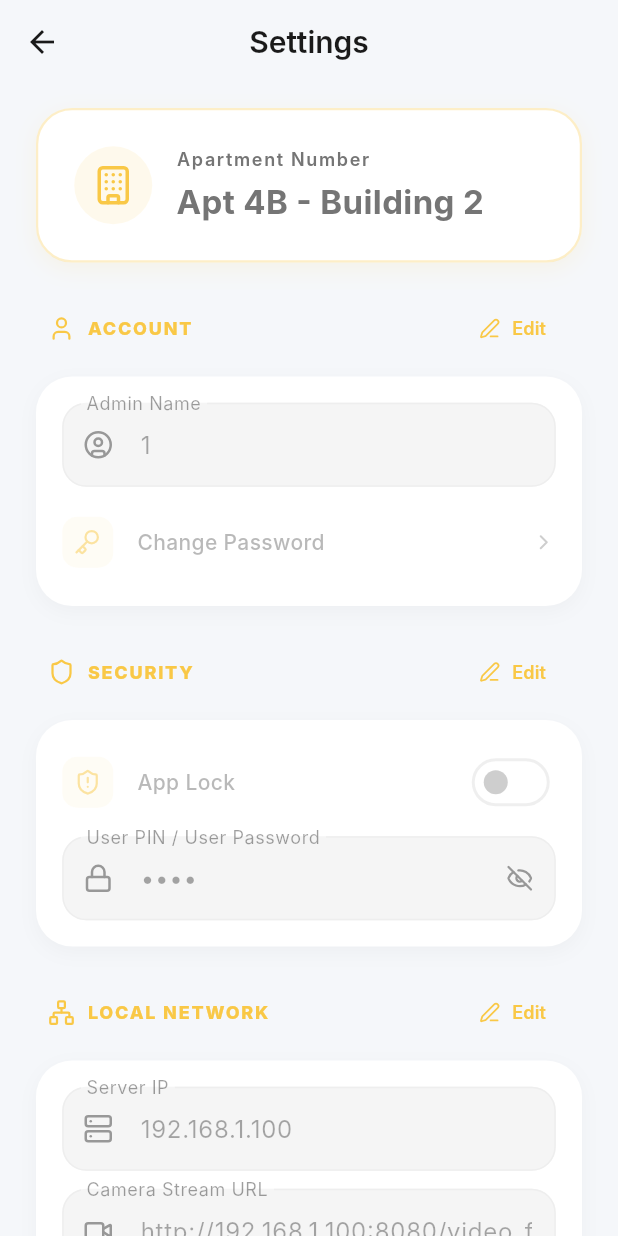
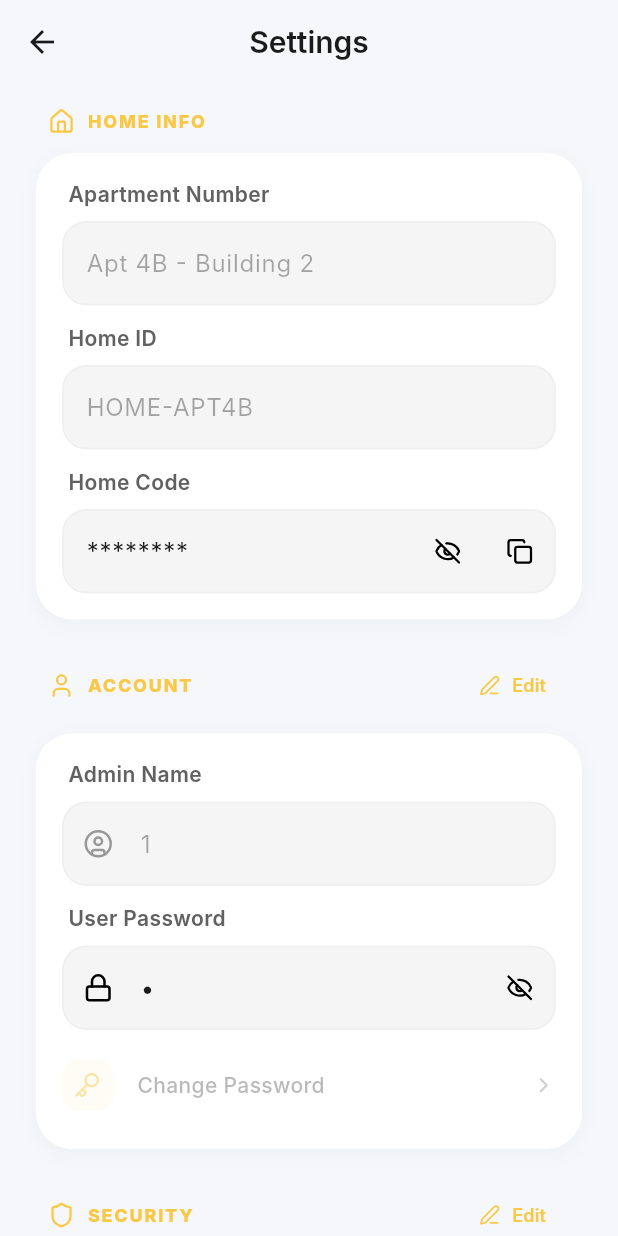
Before and after one commit to AbdellahGitApps/SmartHomeRepo, a Flutter app: the ProfileScreen screen opened directly, on a phone screen of 412 x 824 dp. Run offline on Flutter 3.47's test engine with Material 3 defaults, Android fonts, the phone set to English and light mode, and no system bars; our stand-ins replace lucide_icons, permission_handler; Roboto replaces fonts that are missing (Inter).

Commit message:
Update Flutter settings page and remove network fields
تحديث صفحة الإعدادات وإزالة حقول الشبكة من التطبيق

```diff
--- a/smart_home_app/lib/screens/profile_screen.dart
+++ b/smart_home_app/lib/screens/profile_screen.dart
@@ -14,19 +14,20 @@ class ProfileScreen extends StatefulWidget {
 
 class _ProfileScreenState extends State<ProfileScreen> {
   final _nameController = TextEditingController();
-  final _serverIpController = TextEditingController();
-  final _cameraUrlController = TextEditingController();
+  final _pinController = TextEditingController();
+  final _passwordController = TextEditingController(text: '1');
+  final _aptController = TextEditingController(text: 'Apt 4B - Building 2');
+  final _homeIdController = TextEditingController(text: 'HOME-APT4B');
   final _homeCodeController = TextEditingController();
-  final _pinController = TextEditingController();
 
+  bool _obscurePin = true;
+  bool _obscurePassword = true;
   bool _obscureHomeCode = true;
-  bool _obscurePin = true;
-  bool _isTestingConnection = false;
+  String _actualHomeCode = "";
 
   // Edit states for sections
   bool _editAccount = false;
   bool _editSecurity = false;
-  bool _editNetwork = false;
 
   @override
   void initState() {
@@ -37,50 +38,29 @@ class _ProfileScreenState extends State<ProfileScreen> {
 
   void _initializeControllers(AppStateProvider appState) {
     _nameController.text = appState.userName;
-    _serverIpController.text = appState.serverIp;
-    _cameraUrlController.text = appState.cameraUrl;
-    _homeCodeController.text = appState.homeCode;
     _pinController.text = appState.userPin;
+    _actualHomeCode = appState.homeCode;
+    _homeCodeController.text = _obscureHomeCode ? '********' : _actualHomeCode;
   }
 
   @override
   void dispose() {
     _nameController.dispose();
-    _serverIpController.dispose();
-    _cameraUrlController.dispose();
+    _pinController.dispose();
+    _passwordController.dispose();
+    _aptController.dispose();
+    _homeIdController.dispose();
     _homeCodeController.dispose();
-    _pinController.dispose();
     super.dispose();
-  }
-
-  Future<void> _testConnection(AppLocalizations l10n) async {
-    setState(() => _isTestingConnection = true);
-    await Future.delayed(const Duration(seconds: 2));
-    if (mounted) {
-      setState(() => _isTestingConnection = false);
-      ScaffoldMessenger.of(context).showSnackBar(
-        SnackBar(
-          content: Text(l10n.connectionSuccess),
-          backgroundColor: Colors.green,
-          behavior: SnackBarBehavior.floating,
-        ),
-      );
-    }
   }
 
   void _saveSettings(AppStateProvider appState, AppLocalizations l10n) {
     appState.updateName(_nameController.text);
-    appState.updateNetworkSettings(
-      serverIp: _serverIpController.text,
-      cameraUrl: _cameraUrlController.text,
-      homeCode: _homeCodeController.text,
-    );
     appState.updateSecuritySettings(pin: _pinController.text);
 
     setState(() {
       _editAccount = false;
       _editSecurity = false;
-      _editNetwork = false;
     });
 
     ScaffoldMessenger.of(context).showSnackBar(
@@ -99,7 +79,6 @@ class _ProfileScreenState extends State<ProfileScreen> {
     setState(() {
       _editAccount = false;
       _editSecurity = false;
-      _editNetwork = false;
     });
 
     ScaffoldMessenger.of(context).showSnackBar(
@@ -107,6 +86,152 @@ class _ProfileScreenState extends State<ProfileScreen> {
         content: Text(l10n.resetDefaults),
         behavior: SnackBarBehavior.floating,
       ),
+    );
+  }
+
+  void _showChangePasswordDialog(bool isDark, AppLocalizations l10n) {
+    showDialog(
+      context: context,
+      builder: (context) {
+        return AlertDialog(
+          backgroundColor: isDark ? const Color(0xFF1E293B) : Colors.white,
+          shape: RoundedRectangleBorder(borderRadius: BorderRadius.circular(20)),
+          title: Text(
+            l10n.changePassword,
+            style: TextStyle(
+              fontWeight: FontWeight.bold,
+              color: isDark ? Colors.white : Colors.black,
+            ),
+          ),
+          content: Column(
+            mainAxisSize: MainAxisSize.min,
+            children: [
+              TextField(
+                obscureText: true,
+                decoration: InputDecoration(
+                  labelText: "Current Password",
+                  border: OutlineInputBorder(borderRadius: BorderRadius.circular(12)),
+                  filled: true,
+                  fillColor: isDark ? const Color(0xFF0F172A) : Colors.grey.shade50,
+                ),
+              ),
+              const SizedBox(height: 16),
+              TextField(
+                obscureText: true,
+                decoration: InputDecoration(
+                  labelText: "New Password",
+                  border: OutlineInputBorder(borderRadius: BorderRadius.circular(12)),
+                  filled: true,
+                  fillColor: isDark ? const Color(0xFF0F172A) : Colors.grey.shade50,
+                ),
+              ),
+              const SizedBox(height: 16),
+              TextField(
+                obscureText: true,
+                decoration: InputDecoration(
+                  labelText: "Confirm Password",
+                  border: OutlineInputBorder(borderRadius: BorderRadius.circular(12)),
+                  filled: true,
+                  fillColor: isDark ? const Color(0xFF0F172A) : Colors.grey.shade50,
+                ),
+              ),
+            ],
+          ),
+          actions: [
+            TextButton(
+              onPressed: () => Navigator.pop(context),
+              child: const Text("Cancel"),
+            ),
+            ElevatedButton(
+              onPressed: () {
+                Navigator.pop(context);
+                ScaffoldMessenger.of(context).showSnackBar(
+                  const SnackBar(content: Text('Password updated successfully')),
+                );
+              },
+              style: ElevatedButton.styleFrom(
+                backgroundColor: Theme.of(context).primaryColor,
+                foregroundColor: Colors.white,
+                shape: RoundedRectangleBorder(borderRadius: BorderRadius.circular(12)),
+              ),
+              child: const Text("Save"),
+            ),
+          ],
+        );
+      },
+    );
+  }
+
+  void _showChangePinDialog(bool isDark, AppLocalizations l10n) {
+    showDialog(
+      context: context,
+      builder: (context) {
+        return AlertDialog(
+          backgroundColor: isDark ? const Color(0xFF1E293B) : Colors.white,
+          shape: RoundedRectangleBorder(borderRadius: BorderRadius.circular(20)),
+          title: Text(
+            "Change PIN",
+            style: TextStyle(
+              fontWeight: FontWeight.bold,
+              color: isDark ? Colors.white : Colors.black,
+            ),
+          ),
+          content: Column(
+            mainAxisSize: MainAxisSize.min,
+            children: [
+              TextField(
+                obscureText: true,
+                decoration: InputDecoration(
+                  labelText: "Current PIN",
+                  border: OutlineInputBorder(borderRadius: BorderRadius.circular(12)),
+                  filled: true,
+                  fillColor: isDark ? const Color(0xFF0F172A) : Colors.grey.shade50,
+                ),
+              ),
+              const SizedBox(height: 16),
+              TextField(
+                obscureText: true,
+                decoration: InputDecoration(
+                  labelText: "New PIN",
+                  border: OutlineInputBorder(borderRadius: BorderRadius.circular(12)),
+                  filled: true,
+                  fillColor: isDark ? const Color(0xFF0F172A) : Colors.grey.shade50,
+                ),
+              ),
+              const SizedBox(height: 16),
+              TextField(
+                obscureText: true,
+                decoration: InputDecoration(
+                  labelText: "Confirm PIN",
+                  border: OutlineInputBorder(borderRadius: BorderRadius.circular(12)),
+                  filled: true,
+                  fillColor: isDark ? const Color(0xFF0F172A) : Colors.grey.shade50,
+                ),
+              ),
+            ],
+          ),
+          actions: [
+            TextButton(
+              onPressed: () => Navigator.pop(context),
+              child: const Text("Cancel"),
+            ),
+            ElevatedButton(
+              onPressed: () {
+                Navigator.pop(context);
+                ScaffoldMessenger.of(context).showSnackBar(
+                  const SnackBar(content: Text('PIN updated')),
+                );
+              },
+              style: ElevatedButton.styleFrom(
+                backgroundColor: Theme.of(context).primaryColor,
+                foregroundColor: Colors.white,
+                shape: RoundedRectangleBorder(borderRadius: BorderRadius.circular(12)),
+              ),
+              child: const Text("Save"),
+            ),
+          ],
+        );
+      },
     );
   }
 
@@ -126,70 +251,71 @@ class _ProfileScreenState extends State<ProfileScreen> {
         padding: const EdgeInsets.symmetric(horizontal: 24, vertical: 16),
         child: Column(
           children: [
-            // --- 0. APARTMENT NUMBER (PROMINENT AT TOP) ---
-            Container(
-              width: double.infinity,
-              padding: const EdgeInsets.all(24),
-              decoration: BoxDecoration(
-                color: isDark ? const Color(0xFF1E293B) : Colors.white,
-                borderRadius: BorderRadius.circular(24),
-                border: Border.all(
-                  color: Theme.of(context).primaryColor.withOpacity(0.3),
-                  width: 1.5,
+            // --- 1. HOME INFO SECTION ---
+            _buildSection(
+              title: "Home Info",
+              icon: LucideIcons.home,
+              isDark: isDark,
+              showEditButton: false,
+              children: [
+                _buildTextField(
+                  label: "Apartment Number",
+                  controller: _aptController,
+                  icon: null,
+                  isDark: isDark,
+                  enabled: false,
                 ),
-                boxShadow: isDark
-                    ? []
-                    : [
-                        BoxShadow(
-                          color: Theme.of(
-                            context,
-                          ).primaryColor.withOpacity(0.1),
-                          blurRadius: 12,
-                          offset: const Offset(0, 4),
+                const SizedBox(height: 12),
+                _buildTextField(
+                  label: "Home ID",
+                  controller: _homeIdController,
+                  icon: null,
+                  isDark: isDark,
+                  enabled: false,
+                ),
+                const SizedBox(height: 12),
+                _buildTextField(
+                  label: "Home Code",
+                  controller: _homeCodeController,
+                  icon: null,
+                  isDark: isDark,
+                  obscureText: false,
+                  enabled: true,
+                  readOnly: true,
+                  suffix: Row(
+                    mainAxisSize: MainAxisSize.min,
+                    children: [
+                      IconButton(
+                        icon: Icon(
+                          _obscureHomeCode
+                              ? LucideIcons.eyeOff
+                              : LucideIcons.eye,
+                          size: 18,
+                        ),
+                        onPressed: () => setState(() {
+                          _obscureHomeCode = !_obscureHomeCode;
+                          _homeCodeController.text =
+                              _obscureHomeCode ? '********' : _actualHomeCode;
+                        }),
+                      ),
+                      IconButton(
+                        icon: const Icon(LucideIcons.copy, size: 18),
+                        onPressed: () {
+                          Clipboard.setData(
+                            ClipboardData(text: _actualHomeCode),
+                          );
+                          ScaffoldMessenger.of(context).showSnackBar(
+                            const SnackBar(
+                              content: Text('Home Code copied'),
+                              duration: Duration(seconds: 1),
+                            ),
+                          );
+                        },
                       ),
                     ],
                   ),
-              child: Row(
-                children: [
-                  Container(
-                    padding: const EdgeInsets.all(12),
-                    decoration: BoxDecoration(
-                      color: Theme.of(context).primaryColor.withOpacity(0.1),
-                      shape: BoxShape.circle,
-                    ),
-                    child: Icon(
-                      LucideIcons.building,
-                      size: 28,
-                      color: Theme.of(context).primaryColor,
-                    ),
-                  ),
-                  const SizedBox(width: 16),
-                  Column(
-                    crossAxisAlignment: CrossAxisAlignment.start,
-                    children: [
-                      Text(
-                        l10n.apartmentNumber,
-                        style: TextStyle(
-                          fontSize: 12,
-                          fontWeight: FontWeight.w600,
-                          color: isDark
-                              ? Colors.grey.shade400
-                              : Colors.grey.shade600,
-                          letterSpacing: 1.1,
-                        ),
-                      ),
-                      const SizedBox(height: 4),
-                      const Text(
-                        'Apt 4B - Building 2',
-                        style: TextStyle(
-                          fontSize: 22,
-                          fontWeight: FontWeight.bold,
-                        ),
                 ),
               ],
-                  ),
-                ],
-              ),
             ),
             const SizedBox(height: 24),
 
@@ -209,11 +335,28 @@ class _ProfileScreenState extends State<ProfileScreen> {
                   enabled: _editAccount,
                 ),
                 const SizedBox(height: 12),
+                _buildTextField(
+                  label: "User Password",
+                  controller: _passwordController,
+                  icon: LucideIcons.lock,
+                  isDark: isDark,
+                  obscureText: _obscurePassword,
+                  enabled: true,
+                  readOnly: !_editAccount,
+                  suffix: IconButton(
+                    icon: Icon(
+                      _obscurePassword ? LucideIcons.eyeOff : LucideIcons.eye,
+                      size: 18,
+                    ),
+                    onPressed: () => setState(() => _obscurePassword = !_obscurePassword),
+                  ),
+                ),
+                const SizedBox(height: 12),
                 _buildSettingTile(
                   title: l10n.changePassword,
                   icon: LucideIcons.key,
                   isDark: isDark,
-                  onTap: _editAccount ? () {} : null,
+                  onTap: _editAccount ? () => _showChangePasswordDialog(isDark, l10n) : null,
                   enabled: _editAccount,
                 ),
               ],
@@ -240,12 +383,13 @@ class _ProfileScreenState extends State<ProfileScreen> {
                 ),
                 const SizedBox(height: 12),
                 _buildTextField(
-                  label: l10n.userPinOrPassword,
+                  label: "User PIN",
                   controller: _pinController,
                   icon: LucideIcons.lock,
                   isDark: isDark,
                   obscureText: _obscurePin,
-                  enabled: _editSecurity,
+                  enabled: true,
+                  readOnly: !_editSecurity,
                   suffix: IconButton(
                     icon: Icon(
                       _obscurePin ? LucideIcons.eyeOff : LucideIcons.eye,
@@ -254,103 +398,14 @@ class _ProfileScreenState extends State<ProfileScreen> {
                     onPressed: () => setState(() => _obscurePin = !_obscurePin),
                   ),
                 ),
-              ],
+                const SizedBox(height: 12),
+                _buildSettingTile(
+                  title: "Change PIN",
+                  icon: LucideIcons.key,
+                  isDark: isDark,
+                  onTap: _editSecurity ? () => _showChangePinDialog(isDark, l10n) : null,
+                  enabled: _editSecurity,
                 ),
-
-            const SizedBox(height: 24),
-
-            // --- 3. LOCAL NETWORK SECTION ---
-            _buildSection(
-              title: l10n.localNetwork,
-              icon: LucideIcons.network,
-              isDark: isDark,
-              isEditing: _editNetwork,
-              onEditToggle: () => setState(() => _editNetwork = !_editNetwork),
-              children: [
-                _buildTextField(
-                  label: l10n.serverIp,
-                  controller: _serverIpController,
-                  icon: LucideIcons.server,
-                  isDark: isDark,
-                  enabled: _editNetwork,
-                ),
-                const SizedBox(height: 12),
-                _buildTextField(
-                  label: l10n.cameraStreamUrl,
-                  controller: _cameraUrlController,
-                  icon: LucideIcons.video,
-                  isDark: isDark,
-                  enabled: _editNetwork,
-                ),
-                const SizedBox(height: 12),
-                _buildTextField(
-                  label: l10n.homeCodeLabel,
-                  controller: _homeCodeController,
-                  icon: LucideIcons.hash,
-                  isDark: isDark,
-                  obscureText: _obscureHomeCode,
-                  enabled: _editNetwork,
-                  suffix: Row(
-                    mainAxisSize: MainAxisSize.min,
-                    children: [
-                      IconButton(
-                        icon: Icon(
-                          _obscureHomeCode
-                              ? LucideIcons.eyeOff
-                              : LucideIcons.eye,
-                          size: 18,
-                        ),
-                        onPressed: () => setState(
-                          () => _obscureHomeCode = !_obscureHomeCode,
-                        ),
-                      ),
-                      IconButton(
-                        icon: const Icon(LucideIcons.copy, size: 18),
-                        onPressed: () {
-                          Clipboard.setData(
-                            ClipboardData(text: _homeCodeController.text),
-                          );
-                          ScaffoldMessenger.of(context).showSnackBar(
-                            SnackBar(
-                              content: Text(l10n.copiedToClipboard),
-                              duration: const Duration(seconds: 1),
-                            ),
-                          );
-                        },
-                      ),
-                    ],
-                  ),
-                ),
-                if (_editNetwork) ...[
-                  const SizedBox(height: 20),
-                  Row(
-                    children: [
-                      Expanded(
-                        child: OutlinedButton.icon(
-                          onPressed: _isTestingConnection
-                              ? null
-                              : () => _testConnection(l10n),
-                          icon: _isTestingConnection
-                              ? const SizedBox(
-                                  width: 16,
-                                  height: 16,
-                                  child: CircularProgressIndicator(
-                                    strokeWidth: 2,
-                                  ),
-                                )
-                              : const Icon(LucideIcons.radio, size: 18),
-                          label: Text(l10n.testConnection),
-                          style: OutlinedButton.styleFrom(
-                            padding: const EdgeInsets.symmetric(vertical: 12),
-                            shape: RoundedRectangleBorder(
-                              borderRadius: BorderRadius.circular(12),
-                            ),
-                          ),
-                        ),
-                      ),
-                    ],
-                  ),
-                ],
               ],
             ),
 
@@ -545,19 +600,35 @@ class _ProfileScreenState extends State<ProfileScreen> {
   Widget _buildTextField({
     required String label,
     required TextEditingController controller,
-    required IconData icon,
+    IconData? icon,
     required bool isDark,
     bool obscureText = false,
     Widget? suffix,
     bool enabled = true,
+    bool readOnly = false,
   }) {
-    return TextField(
+    bool isVisuallyDisabled = !enabled || readOnly;
+    return Column(
+      crossAxisAlignment: CrossAxisAlignment.start,
+      children: [
+        Padding(
+          padding: const EdgeInsets.only(left: 4, bottom: 8),
+          child: Text(
+            label,
+            style: TextStyle(
+              fontSize: 14,
+              fontWeight: FontWeight.w600,
+              color: isDark ? Colors.grey.shade400 : Colors.grey.shade700,
+            ),
+          ),
+        ),
+        TextField(
           controller: controller,
           obscureText: obscureText,
           enabled: enabled,
+          readOnly: readOnly,
           decoration: InputDecoration(
-        labelText: label,
-        prefixIcon: Icon(icon, size: 20),
+            prefixIcon: icon != null ? Icon(icon, size: 20) : null,
             suffixIcon: suffix,
             border: OutlineInputBorder(borderRadius: BorderRadius.circular(16)),
             disabledBorder: OutlineInputBorder(
@@ -571,21 +642,31 @@ class _ProfileScreenState extends State<ProfileScreen> {
             enabledBorder: OutlineInputBorder(
               borderRadius: BorderRadius.circular(16),
               borderSide: BorderSide(
-            color: isDark ? const Color(0xFF334155) : Colors.grey.shade300,
+                color: isVisuallyDisabled
+                    ? (isDark
+                        ? const Color(0xFF334155).withOpacity(0.5)
+                        : Colors.grey.shade200)
+                    : (isDark ? const Color(0xFF334155) : Colors.grey.shade300),
               ),
             ),
             focusedBorder: OutlineInputBorder(
               borderRadius: BorderRadius.circular(16),
               borderSide: BorderSide(
-            color: Theme.of(context).primaryColor,
-            width: 2,
+                color: isVisuallyDisabled
+                    ? (isDark
+                        ? const Color(0xFF334155).withOpacity(0.5)
+                        : Colors.grey.shade200)
+                    : Theme.of(context).primaryColor,
+                width: isVisuallyDisabled ? 1 : 2,
               ),
             ),
             filled: true,
-        fillColor: enabled
+            fillColor: !isVisuallyDisabled
                 ? (isDark ? const Color(0xFF0F172A) : Colors.grey.shade50)
                 : (isDark ? const Color(0xFF1E293B) : Colors.grey.shade100),
           ),
+        ),
+      ],
     );
   }
 
```
Lines whose indentation alone changed are shown as unchanged.
